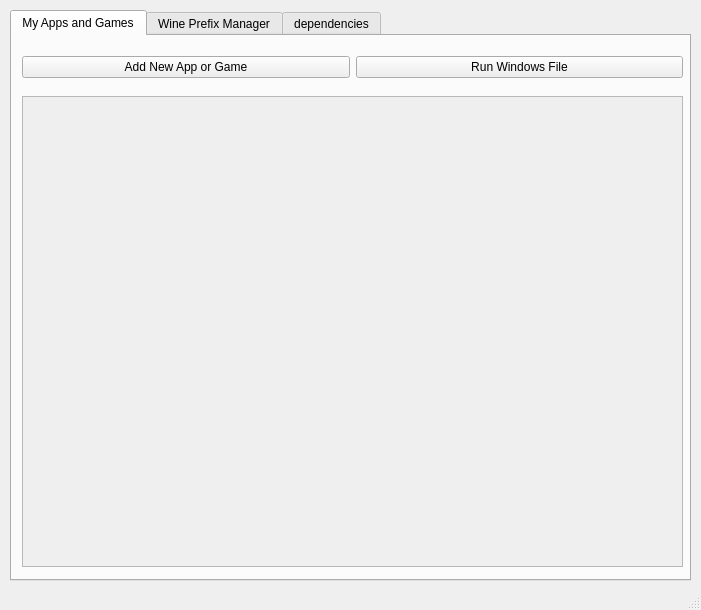
First picture: the form in ui/menu.ui, repository qasem-talaee/wine-pyqt5, before the edit.
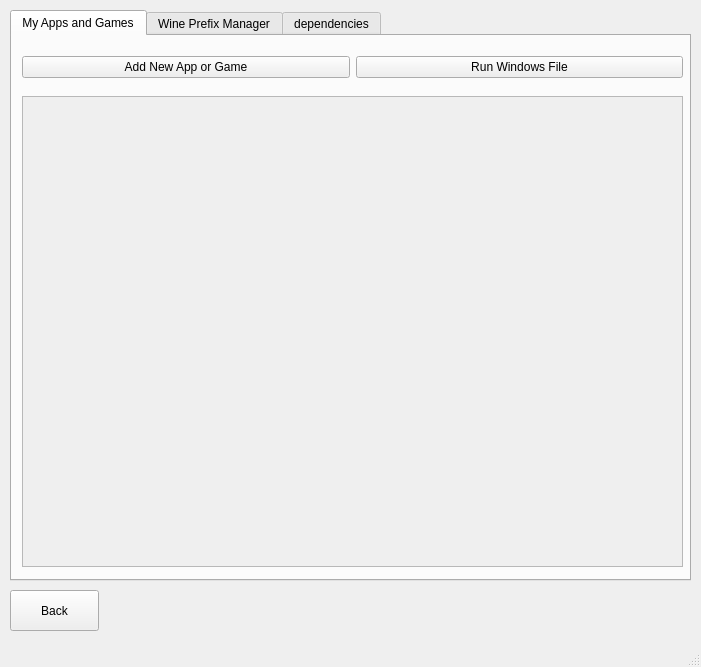
Second picture: the form after the edit. Icons and pictures are not drawn.

Patch:
```diff
--- a/ui/menu.ui
+++ b/ui/menu.ui
@@ -7,7 +7,7 @@
     <x>0</x>
     <y>0</y>
     <width>701</width>
-    <height>610</height>
+    <height>667</height>
    </rect>
   </property>
   <property name="windowTitle">
@@ -376,6 +376,29 @@
      </widget>
     </widget>
    </widget>
+   <widget class="QPushButton" name="pushButton_11">
+    <property name="geometry">
+     <rect>
+      <x>10</x>
+      <y>590</y>
+      <width>89</width>
+      <height>41</height>
+     </rect>
+    </property>
+    <property name="text">
+     <string>Back</string>
+    </property>
+    <property name="icon">
+     <iconset resource="res.qrc">
+      <normaloff>:/newPrefix/icons/icons8-back-64.png</normaloff>:/newPrefix/icons/icons8-back-64.png</iconset>
+    </property>
+    <property name="iconSize">
+     <size>
+      <width>32</width>
+      <height>32</height>
+     </size>
+    </property>
+   </widget>
   </widget>
   <widget class="QMenuBar" name="menubar">
    <property name="geometry">
```
